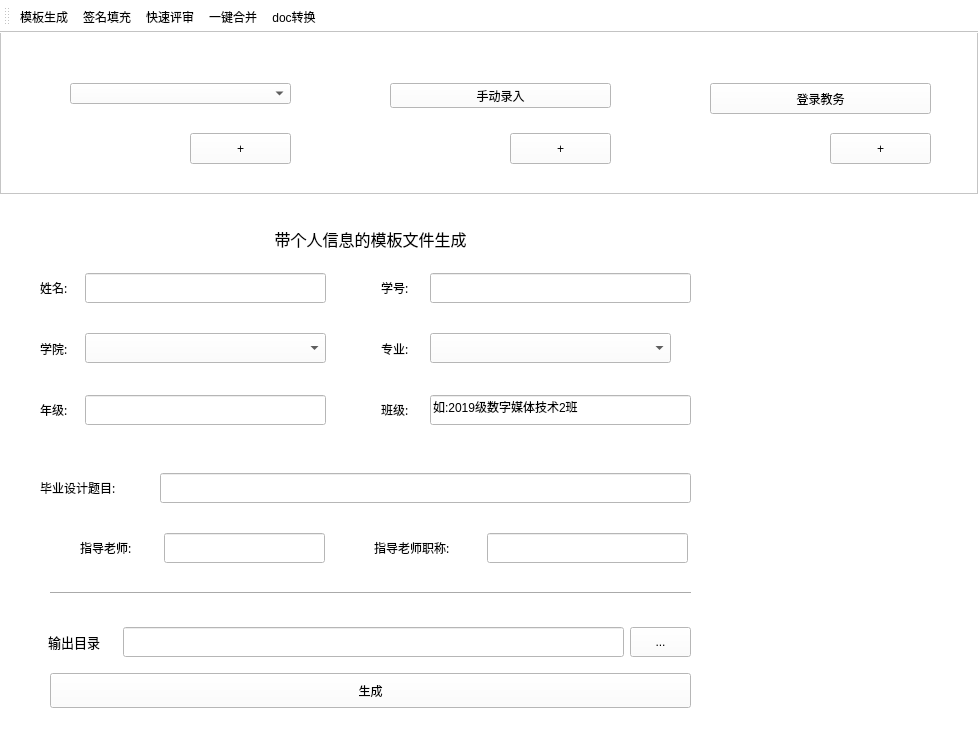
Before: the Qt Designer form ui/main_ui_teacher.ui in deoxyribonucleic-acid/doc_automation, drawn with Qt 5.
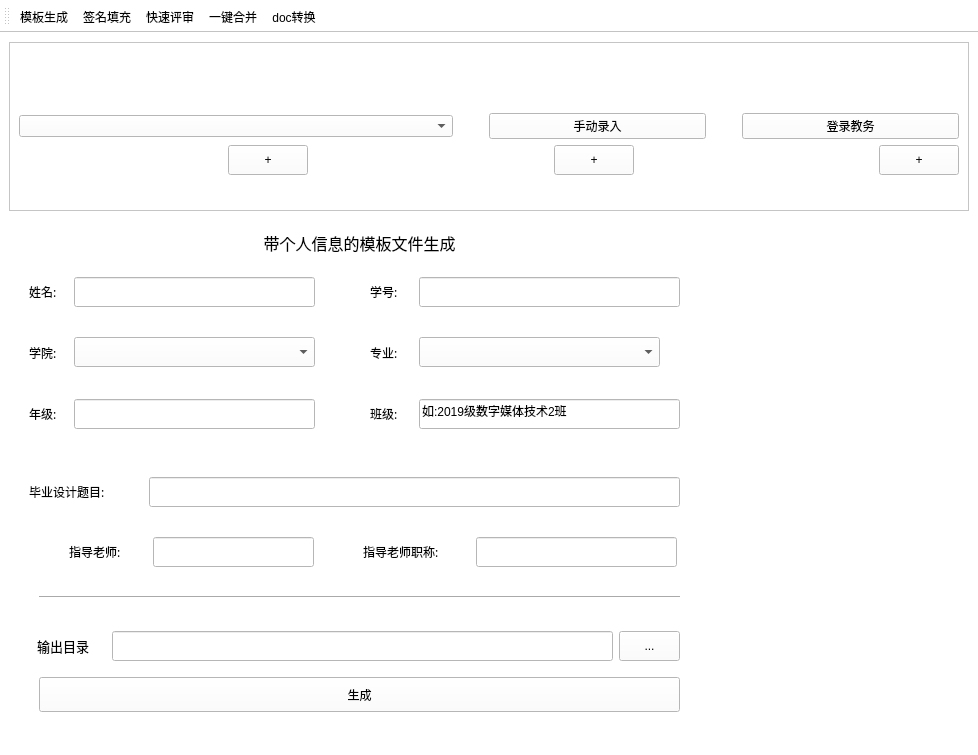
After: the same form once the commit is applied. Icons and pictures are not drawn.

Commit message:
Adaptive ui in banner of main window
Add initial adaptive ui support in main window of teacher's management panel.

The edit to the form file:
```diff
--- a/ui/main_ui_teacher.ui
+++ b/ui/main_ui_teacher.ui
@@ -12,8 +12,8 @@
   </property>
   <property name="maximumSize">
    <size>
-    <width>978</width>
-    <height>755</height>
+    <width>16777215</width>
+    <height>16777215</height>
    </size>
   </property>
   <property name="windowTitle">
@@ -29,14 +29,512 @@
 </string>
   </property>
   <widget class="QWidget" name="centralwidget">
+   <layout class="QGridLayout" name="gridLayout_2">
+    <item row="0" column="0">
+     <layout class="QVBoxLayout" name="verticalLayout_2" stretch="1,3">
+      <item>
+       <widget class="QFrame" name="frame">
+        <property name="sizePolicy">
+         <sizepolicy hsizetype="Preferred" vsizetype="Preferred">
+          <horstretch>0</horstretch>
+          <verstretch>1</verstretch>
+         </sizepolicy>
+        </property>
+        <property name="minimumSize">
+         <size>
+          <width>1</width>
+          <height>0</height>
+         </size>
+        </property>
+        <property name="styleSheet">
+         <string notr="true"/>
+        </property>
+        <property name="frameShape">
+         <enum>QFrame::StyledPanel</enum>
+        </property>
+        <property name="frameShadow">
+         <enum>QFrame::Raised</enum>
+        </property>
+        <layout class="QGridLayout" name="gridLayout">
+         <item row="0" column="0">
+          <layout class="QHBoxLayout" name="horizontalLayout_5">
+           <item>
+            <layout class="QVBoxLayout" name="verticalLayout">
+             <property name="sizeConstraint">
+              <enum>QLayout::SetMaximumSize</enum>
+             </property>
+             <item>
+              <spacer name="verticalSpacer">
+               <property name="orientation">
+                <enum>Qt::Vertical</enum>
+               </property>
+               <property name="sizeHint" stdset="0">
+                <size>
+                 <width>20</width>
+                 <height>40</height>
+                </size>
+               </property>
+              </spacer>
+             </item>
+             <item>
+              <widget class="QLabel" name="current_stu_label">
+               <property name="minimumSize">
+                <size>
+                 <width>0</width>
+                 <height>30</height>
+                </size>
+               </property>
+               <property name="font">
+                <font>
+                 <family>思源黑体 CN Normal</family>
+                 <pointsize>8</pointsize>
+                 <weight>50</weight>
+                 <italic>false</italic>
+                 <bold>false</bold>
+                 <kerning>true</kerning>
+                </font>
+               </property>
+               <property name="styleSheet">
+                <string notr="true">background-color: rgba(255, 255, 255, 0);
+color: rgb(255, 255, 255);</string>
+               </property>
+               <property name="text">
+                <string>当前学生:</string>
+               </property>
+               <property name="buddy">
+                <cstring>choice_stu</cstring>
+               </property>
+              </widget>
+             </item>
+             <item>
+              <spacer name="verticalSpacer_3">
+               <property name="orientation">
+                <enum>Qt::Vertical</enum>
+               </property>
+               <property name="sizeType">
+                <enum>QSizePolicy::Preferred</enum>
+               </property>
+               <property name="sizeHint" stdset="0">
+                <size>
+                 <width>13</width>
+                 <height>13</height>
+                </size>
+               </property>
+              </spacer>
+             </item>
+             <item>
+              <layout class="QHBoxLayout" name="stu_info">
+               <item>
+                <widget class="QComboBox" name="choice_stu">
+                 <property name="sizePolicy">
+                  <sizepolicy hsizetype="Preferred" vsizetype="Fixed">
+                   <horstretch>2</horstretch>
+                   <verstretch>0</verstretch>
+                  </sizepolicy>
+                 </property>
+                 <property name="minimumSize">
+                  <size>
+                   <width>2</width>
+                   <height>0</height>
+                  </size>
+                 </property>
+                </widget>
+               </item>
+               <item>
+                <spacer name="horizontalSpacer">
+                 <property name="sizePolicy">
+                  <sizepolicy hsizetype="Preferred" vsizetype="Minimum">
+                   <horstretch>1</horstretch>
+                   <verstretch>0</verstretch>
+                  </sizepolicy>
+                 </property>
+                 <property name="orientation">
+                  <enum>Qt::Horizontal</enum>
+                 </property>
+                 <property name="sizeType">
+                  <enum>QSizePolicy::Preferred</enum>
+                 </property>
+                 <property name="sizeHint" stdset="0">
+                  <size>
+                   <width>30</width>
+                   <height>20</height>
+                  </size>
+                 </property>
+                </spacer>
+               </item>
+               <item>
+                <widget class="QPushButton" name="add_stu_btn">
+                 <property name="sizePolicy">
+                  <sizepolicy hsizetype="Minimum" vsizetype="Fixed">
+                   <horstretch>1</horstretch>
+                   <verstretch>0</verstretch>
+                  </sizepolicy>
+                 </property>
+                 <property name="text">
+                  <string>手动录入</string>
+                 </property>
+                </widget>
+               </item>
+               <item>
+                <spacer name="horizontalSpacer_2">
+                 <property name="sizePolicy">
+                  <sizepolicy hsizetype="Preferred" vsizetype="Minimum">
+                   <horstretch>1</horstretch>
+                   <verstretch>0</verstretch>
+                  </sizepolicy>
+                 </property>
+                 <property name="orientation">
+                  <enum>Qt::Horizontal</enum>
+                 </property>
+                 <property name="sizeType">
+                  <enum>QSizePolicy::Preferred</enum>
+                 </property>
+                 <property name="sizeHint" stdset="0">
+                  <size>
+                   <width>30</width>
+                   <height>20</height>
+                  </size>
+                 </property>
+                </spacer>
+               </item>
+               <item>
+                <widget class="QPushButton" name="login_btn">
+                 <property name="sizePolicy">
+                  <sizepolicy hsizetype="Minimum" vsizetype="Fixed">
+                   <horstretch>1</horstretch>
+                   <verstretch>0</verstretch>
+                  </sizepolicy>
+                 </property>
+                 <property name="text">
+                  <string>登录教务</string>
+                 </property>
+                </widget>
+               </item>
+              </layout>
+             </item>
+             <item>
+              <spacer name="verticalSpacer_2">
+               <property name="orientation">
+                <enum>Qt::Vertical</enum>
+               </property>
+               <property name="sizeType">
+                <enum>QSizePolicy::Preferred</enum>
+               </property>
+               <property name="sizeHint" stdset="0">
+                <size>
+                 <width>13</width>
+                 <height>13</height>
+                </size>
+               </property>
+              </spacer>
+             </item>
+             <item>
+              <layout class="QHBoxLayout" name="horizontalLayout_4">
+               <item>
+                <layout class="QHBoxLayout" name="horizontalLayout">
+                 <property name="spacing">
+                  <number>-1</number>
+                 </property>
+                 <item>
+                  <widget class="QLabel" name="xzcy_sig">
+                   <property name="sizePolicy">
+                    <sizepolicy hsizetype="MinimumExpanding" vsizetype="Minimum">
+                     <horstretch>0</horstretch>
+                     <verstretch>0</verstretch>
+                    </sizepolicy>
+                   </property>
+                   <property name="minimumSize">
+                    <size>
+                     <width>40</width>
+                     <height>30</height>
+                    </size>
+                   </property>
+                   <property name="font">
+                    <font>
+                     <family>思源黑体 CN Normal</family>
+                     <pointsize>8</pointsize>
+                     <weight>50</weight>
+                     <italic>false</italic>
+                     <bold>false</bold>
+                     <kerning>true</kerning>
+                    </font>
+                   </property>
+                   <property name="accessibleDescription">
+                    <string/>
+                   </property>
+                   <property name="layoutDirection">
+                    <enum>Qt::RightToLeft</enum>
+                   </property>
+                   <property name="styleSheet">
+                    <string notr="true">background-color: rgba(255, 255, 255, 0);
+color: rgb(255, 255, 255);</string>
+                   </property>
+                   <property name="text">
+                    <string>小组成员电子签名:</string>
+                   </property>
+                   <property name="alignment">
+                    <set>Qt::AlignRight|Qt::AlignTrailing|Qt::AlignVCenter</set>
+                   </property>
+                   <property name="buddy">
+                    <cstring>zdls_add</cstring>
+                   </property>
+                  </widget>
+                 </item>
+                 <item>
+                  <widget class="QPushButton" name="xzcy_add">
+                   <property name="sizePolicy">
+                    <sizepolicy hsizetype="Minimum" vsizetype="Minimum">
+                     <horstretch>0</horstretch>
+                     <verstretch>0</verstretch>
+                    </sizepolicy>
+                   </property>
+                   <property name="minimumSize">
+                    <size>
+                     <width>10</width>
+                     <height>30</height>
+                    </size>
+                   </property>
+                   <property name="maximumSize">
+                    <size>
+                     <width>16777215</width>
+                     <height>30</height>
+                    </size>
+                   </property>
+                   <property name="text">
+                    <string>+</string>
+                   </property>
+                  </widget>
+                 </item>
+                </layout>
+               </item>
+               <item>
+                <spacer name="horizontalSpacer_4">
+                 <property name="orientation">
+                  <enum>Qt::Horizontal</enum>
+                 </property>
+                 <property name="sizeType">
+                  <enum>QSizePolicy::Preferred</enum>
+                 </property>
+                 <property name="sizeHint" stdset="0">
+                  <size>
+                   <width>30</width>
+                   <height>20</height>
+                  </size>
+                 </property>
+                </spacer>
+               </item>
+               <item>
+                <layout class="QHBoxLayout" name="horizontalLayout_2">
+                 <item>
+                  <widget class="QLabel" name="xzzz_sig">
+                   <property name="sizePolicy">
+                    <sizepolicy hsizetype="MinimumExpanding" vsizetype="Preferred">
+                     <horstretch>0</horstretch>
+                     <verstretch>0</verstretch>
+                    </sizepolicy>
+                   </property>
+                   <property name="minimumSize">
+                    <size>
+                     <width>40</width>
+                     <height>30</height>
+                    </size>
+                   </property>
+                   <property name="font">
+                    <font>
+                     <family>思源黑体 CN Normal</family>
+                     <pointsize>8</pointsize>
+                     <weight>50</weight>
+                     <italic>false</italic>
+                     <bold>false</bold>
+                     <kerning>true</kerning>
+                    </font>
+                   </property>
+                   <property name="accessibleDescription">
+                    <string/>
+                   </property>
+                   <property name="layoutDirection">
+                    <enum>Qt::RightToLeft</enum>
+                   </property>
+                   <property name="styleSheet">
+                    <string notr="true">background-color: rgba(255, 255, 255, 0);
+color: rgb(255, 255, 255);</string>
+                   </property>
+                   <property name="text">
+                    <string>小组组长电子签名:</string>
+                   </property>
+                   <property name="alignment">
+                    <set>Qt::AlignRight|Qt::AlignTrailing|Qt::AlignVCenter</set>
+                   </property>
+                   <property name="buddy">
+                    <cstring>zdls_add</cstring>
+                   </property>
+                  </widget>
+                 </item>
+                 <item>
+                  <widget class="QPushButton" name="xzzz_add">
+                   <property name="sizePolicy">
+                    <sizepolicy hsizetype="Minimum" vsizetype="Minimum">
+                     <horstretch>0</horstretch>
+                     <verstretch>0</verstretch>
+                    </sizepolicy>
+                   </property>
+                   <property name="minimumSize">
+                    <size>
+                     <width>10</width>
+                     <height>30</height>
+                    </size>
+                   </property>
+                   <property name="maximumSize">
+                    <size>
+                     <width>16777215</width>
+                     <height>30</height>
+                    </size>
+                   </property>
+                   <property name="text">
+                    <string>+</string>
+                   </property>
+                  </widget>
+                 </item>
+                </layout>
+               </item>
+               <item>
+                <spacer name="horizontalSpacer_3">
+                 <property name="orientation">
+                  <enum>Qt::Horizontal</enum>
+                 </property>
+                 <property name="sizeType">
+                  <enum>QSizePolicy::Preferred</enum>
+                 </property>
+                 <property name="sizeHint" stdset="0">
+                  <size>
+                   <width>30</width>
+                   <height>20</height>
+                  </size>
+                 </property>
+                </spacer>
+               </item>
+               <item>
+                <layout class="QHBoxLayout" name="horizontalLayout_3">
+                 <item>
+                  <widget class="QLabel" name="zdls_sig">
+                   <property name="sizePolicy">
+                    <sizepolicy hsizetype="MinimumExpanding" vsizetype="Preferred">
+                     <horstretch>0</horstretch>
+                     <verstretch>0</verstretch>
+                    </sizepolicy>
+                   </property>
+                   <property name="minimumSize">
+                    <size>
+                     <width>0</width>
+                     <height>30</height>
+                    </size>
+                   </property>
+                   <property name="font">
+                    <font>
+                     <family>思源黑体 CN Normal</family>
+                     <pointsize>8</pointsize>
+                     <weight>50</weight>
+                     <italic>false</italic>
+                     <bold>false</bold>
+                     <kerning>true</kerning>
+                    </font>
+                   </property>
+                   <property name="accessibleDescription">
+                    <string/>
+                   </property>
+                   <property name="layoutDirection">
+                    <enum>Qt::RightToLeft</enum>
+                   </property>
+                   <property name="styleSheet">
+                    <string notr="true">background-color: rgba(255, 255, 255, 0);
+color: rgb(255, 255, 255);</string>
+                   </property>
+                   <property name="text">
+                    <string>指导老师电子签名:</string>
+                   </property>
+                   <property name="alignment">
+                    <set>Qt::AlignRight|Qt::AlignTrailing|Qt::AlignVCenter</set>
+                   </property>
+                  </widget>
+                 </item>
+                 <item>
+                  <widget class="QPushButton" name="zdls_add">
+                   <property name="sizePolicy">
+                    <sizepolicy hsizetype="Minimum" vsizetype="Fixed">
+                     <horstretch>0</horstretch>
+                     <verstretch>0</verstretch>
+                    </sizepolicy>
+                   </property>
+                   <property name="minimumSize">
+                    <size>
+                     <width>10</width>
+                     <height>30</height>
+                    </size>
+                   </property>
+                   <property name="maximumSize">
+                    <size>
+                     <width>16777215</width>
+                     <height>30</height>
+                    </size>
+                   </property>
+                   <property name="text">
+                    <string>+</string>
+                   </property>
+                  </widget>
+                 </item>
+                </layout>
+               </item>
+              </layout>
+             </item>
+             <item>
+              <spacer name="verticalSpacer_4">
+               <property name="orientation">
+                <enum>Qt::Vertical</enum>
+               </property>
+               <property name="sizeHint" stdset="0">
+                <size>
+                 <width>20</width>
+                 <height>40</height>
+                </size>
+               </property>
+              </spacer>
+             </item>
+            </layout>
+           </item>
+          </layout>
+         </item>
+        </layout>
+        <zorder>choice_stu</zorder>
+        <zorder>current_stu_label</zorder>
+        <zorder>zdls_sig</zorder>
+        <zorder>add_stu_btn</zorder>
+        <zorder>login_btn</zorder>
+        <zorder>xzcy_add</zorder>
+        <zorder>xzcy_sig</zorder>
+        <zorder>xzzz_add</zorder>
+        <zorder>zdls_add</zorder>
+        <zorder>xzzz_sig</zorder>
+        <zorder>horizontalSpacer</zorder>
+        <zorder>horizontalSpacer_2</zorder>
+        <zorder>horizontalSpacer_3</zorder>
+        <zorder>horizontalSpacer_4</zorder>
+        <zorder>verticalSpacer</zorder>
+        <zorder>horizontalSpacer_3</zorder>
+        <zorder>horizontalSpacer_4</zorder>
+        <zorder>verticalSpacer_2</zorder>
+        <zorder>horizontalSpacer_5</zorder>
+        <zorder>horizontalSpacer_6</zorder>
+       </widget>
+      </item>
+      <item>
+       <layout class="QHBoxLayout" name="horizontalLayout_6" stretch="4,1">
+        <item>
    <widget class="QStackedWidget" name="main_widget">
-    <property name="geometry">
-     <rect>
-      <x>20</x>
-      <y>180</y>
-      <width>691</width>
-      <height>501</height>
-     </rect>
+          <property name="sizePolicy">
+           <sizepolicy hsizetype="Preferred" vsizetype="Preferred">
+            <horstretch>0</horstretch>
+            <verstretch>3</verstretch>
+           </sizepolicy>
     </property>
     <property name="styleSheet">
      <string notr="true">background-color: rgb(255, 255, 255);
@@ -1913,252 +2411,9 @@
      </widget>
     </widget>
    </widget>
-   <widget class="QPushButton" name="zdls_add">
-    <property name="geometry">
-     <rect>
-      <x>190</x>
-      <y>100</y>
-      <width>101</width>
-      <height>31</height>
-     </rect>
-    </property>
-    <property name="text">
-     <string>+</string>
-    </property>
-   </widget>
-   <widget class="QPushButton" name="xzcy_add">
-    <property name="geometry">
-     <rect>
-      <x>830</x>
-      <y>100</y>
-      <width>101</width>
-      <height>31</height>
-     </rect>
-    </property>
-    <property name="text">
-     <string>+</string>
-    </property>
-   </widget>
-   <widget class="QLabel" name="xzzz_sig">
-    <property name="geometry">
-     <rect>
-      <x>300</x>
-      <y>100</y>
-      <width>201</width>
-      <height>31</height>
-     </rect>
-    </property>
-    <property name="font">
-     <font>
-      <family>思源黑体 CN Normal</family>
-      <pointsize>8</pointsize>
-      <weight>50</weight>
-      <italic>false</italic>
-      <bold>false</bold>
-      <kerning>true</kerning>
-     </font>
-    </property>
-    <property name="accessibleDescription">
-     <string/>
-    </property>
-    <property name="layoutDirection">
-     <enum>Qt::RightToLeft</enum>
-    </property>
-    <property name="styleSheet">
-     <string notr="true">background-color: rgba(255, 255, 255, 0);
-color: rgb(255, 255, 255);</string>
-    </property>
-    <property name="text">
-     <string>小组组长电子签名:</string>
-    </property>
-    <property name="alignment">
-     <set>Qt::AlignRight|Qt::AlignTrailing|Qt::AlignVCenter</set>
-    </property>
-    <property name="buddy">
-     <cstring>zdls_add</cstring>
-    </property>
-   </widget>
-   <widget class="QLabel" name="xzcy_sig">
-    <property name="geometry">
-     <rect>
-      <x>630</x>
-      <y>100</y>
-      <width>191</width>
-      <height>31</height>
-     </rect>
-    </property>
-    <property name="font">
-     <font>
-      <family>思源黑体 CN Normal</family>
-      <pointsize>8</pointsize>
-      <weight>50</weight>
-      <italic>false</italic>
-      <bold>false</bold>
-      <kerning>true</kerning>
-     </font>
-    </property>
-    <property name="accessibleDescription">
-     <string/>
-    </property>
-    <property name="layoutDirection">
-     <enum>Qt::RightToLeft</enum>
-    </property>
-    <property name="styleSheet">
-     <string notr="true">background-color: rgba(255, 255, 255, 0);
-color: rgb(255, 255, 255);</string>
-    </property>
-    <property name="text">
-     <string>小组成员电子签名:</string>
-    </property>
-    <property name="alignment">
-     <set>Qt::AlignRight|Qt::AlignTrailing|Qt::AlignVCenter</set>
-    </property>
-    <property name="buddy">
-     <cstring>zdls_add</cstring>
-    </property>
-   </widget>
-   <widget class="QPushButton" name="xzzz_add">
-    <property name="geometry">
-     <rect>
-      <x>510</x>
-      <y>100</y>
-      <width>101</width>
-      <height>31</height>
-     </rect>
-    </property>
-    <property name="text">
-     <string>+</string>
-    </property>
-   </widget>
-   <widget class="QPushButton" name="login_btn">
-    <property name="geometry">
-     <rect>
-      <x>710</x>
-      <y>50</y>
-      <width>221</width>
-      <height>31</height>
-     </rect>
-    </property>
-    <property name="text">
-     <string>登录教务</string>
-    </property>
-   </widget>
-   <widget class="QFrame" name="frame">
-    <property name="geometry">
-     <rect>
-      <x>0</x>
-      <y>-10</y>
-      <width>978</width>
-      <height>171</height>
-     </rect>
-    </property>
-    <property name="styleSheet">
-     <string notr="true"/>
-    </property>
-    <property name="frameShape">
-     <enum>QFrame::StyledPanel</enum>
-    </property>
-    <property name="frameShadow">
-     <enum>QFrame::Raised</enum>
-    </property>
-    <widget class="QComboBox" name="choice_stu">
-     <property name="geometry">
-      <rect>
-       <x>70</x>
-       <y>60</y>
-       <width>221</width>
-       <height>21</height>
-      </rect>
-     </property>
-    </widget>
-    <widget class="QPushButton" name="add_stu_btn">
-     <property name="geometry">
-      <rect>
-       <x>390</x>
-       <y>60</y>
-       <width>221</width>
-       <height>25</height>
-      </rect>
-     </property>
-     <property name="text">
-      <string>手动录入</string>
-     </property>
-    </widget>
-    <widget class="QLabel" name="current_stu_label">
-     <property name="geometry">
-      <rect>
-       <x>70</x>
-       <y>30</y>
-       <width>101</width>
-       <height>23</height>
-      </rect>
-     </property>
-     <property name="font">
-      <font>
-       <family>思源黑体 CN Normal</family>
-       <pointsize>8</pointsize>
-       <weight>50</weight>
-       <italic>false</italic>
-       <bold>false</bold>
-       <kerning>true</kerning>
-      </font>
-     </property>
-     <property name="styleSheet">
-      <string notr="true">background-color: rgba(255, 255, 255, 0);
-color: rgb(255, 255, 255);</string>
-     </property>
-     <property name="text">
-      <string>当前学生:</string>
-     </property>
-     <property name="buddy">
-      <cstring>choice_stu</cstring>
-     </property>
-    </widget>
-    <widget class="QLabel" name="zdls_sig">
-     <property name="geometry">
-      <rect>
-       <x>-20</x>
-       <y>110</y>
-       <width>201</width>
-       <height>31</height>
-      </rect>
-     </property>
-     <property name="font">
-      <font>
-       <family>思源黑体 CN Normal</family>
-       <pointsize>8</pointsize>
-       <weight>50</weight>
-       <italic>false</italic>
-       <bold>false</bold>
-       <kerning>true</kerning>
-      </font>
-     </property>
-     <property name="accessibleDescription">
-      <string/>
-     </property>
-     <property name="layoutDirection">
-      <enum>Qt::RightToLeft</enum>
-     </property>
-     <property name="styleSheet">
-      <string notr="true">background-color: rgba(255, 255, 255, 0);
-color: rgb(255, 255, 255);</string>
-     </property>
-     <property name="text">
-      <string>指导老师电子签名:</string>
-     </property>
-     <property name="alignment">
-      <set>Qt::AlignRight|Qt::AlignTrailing|Qt::AlignVCenter</set>
-     </property>
-     <property name="buddy">
-      <cstring>zdls_add</cstring>
-     </property>
-    </widget>
-    <zorder>choice_stu</zorder>
-    <zorder>current_stu_label</zorder>
-    <zorder>zdls_sig</zorder>
-    <zorder>add_stu_btn</zorder>
-   </widget>
-   <widget class="QLabel" name="label_28">
+        </item>
+        <item>
+         <widget class="QLabel" name="Image">
     <property name="enabled">
      <bool>true</bool>
     </property>
@@ -2181,6 +2436,12 @@
      <bool>false</bool>
     </property>
    </widget>
+        </item>
+       </layout>
+      </item>
+     </layout>
+    </item>
+   </layout>
    <zorder>frame</zorder>
    <zorder>main_widget</zorder>
    <zorder>zdls_add</zorder>
```
Left out of the diff: 35 changed lines with no effect on the pictures. Lines whose indentation alone changed are shown as unchanged. The commit also changes 5 other files.
